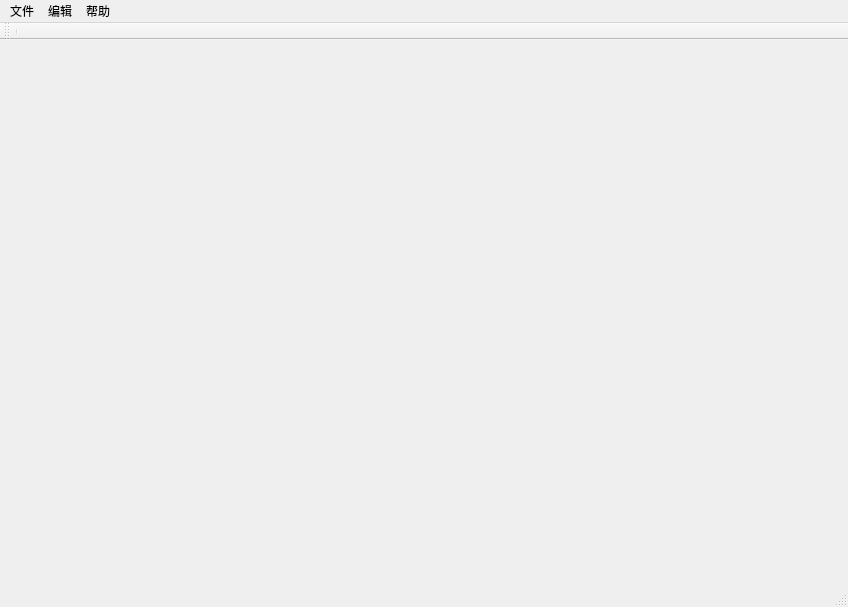
This is software/FontConverter/mainwindow.ui in nongxiaoming/font-converter as Qt 5 draws it before an edit. The edited form follows.
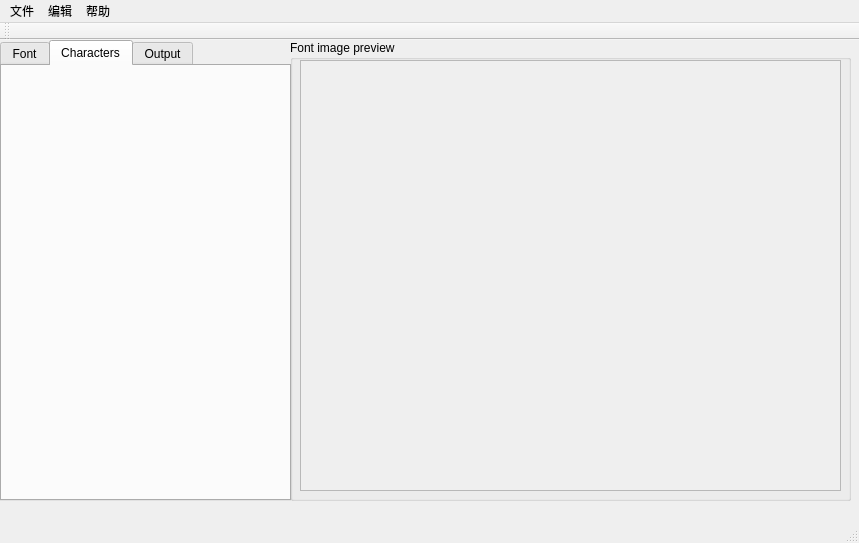
This is the edited form. The open tabs and pages were chosen to show the change. Icons and pictures are not drawn. Custom widgets are drawn as their Qt base class.

```diff
--- a/software/FontConverter/mainwindow.ui
+++ b/software/FontConverter/mainwindow.ui
@@ -6,8 +6,8 @@
    <rect>
     <x>0</x>
     <y>0</y>
-    <width>848</width>
-    <height>607</height>
+    <width>859</width>
+    <height>543</height>
    </rect>
   </property>
   <property name="windowTitle">
@@ -17,13 +17,88 @@
    <iconset resource="resource.qrc">
     <normaloff>:/resource/image/icon_48.png</normaloff>:/resource/image/icon_48.png</iconset>
   </property>
-  <widget class="QWidget" name="centralWidget"/>
+  <widget class="QWidget" name="centralWidget">
+   <widget class="QTabWidget" name="tabWidget">
+    <property name="geometry">
+     <rect>
+      <x>0</x>
+      <y>0</y>
+      <width>291</width>
+      <height>461</height>
+     </rect>
+    </property>
+    <property name="locale">
+     <locale language="English" country="UnitedStates"/>
+    </property>
+    <property name="currentIndex">
+     <number>0</number>
+    </property>
+    <widget class="QWidget" name="tab_Font">
+     <attribute name="title">
+      <string>Font</string>
+     </attribute>
+     <layout class="QVBoxLayout" name="verticalLayout_2"/>
+    </widget>
+    <widget class="QWidget" name="tab_Charaters">
+     <attribute name="title">
+      <string>Characters</string>
+     </attribute>
+     <layout class="QVBoxLayout" name="verticalLayout_4">
+      <item>
+       <widget class="CharactersFrame" name="frameCharacters" native="true"/>
+      </item>
+     </layout>
+    </widget>
+    <widget class="QWidget" name="tab_Output">
+     <attribute name="title">
+      <string>Output</string>
+     </attribute>
+     <layout class="QVBoxLayout" name="verticalLayout_7"/>
+    </widget>
+   </widget>
+   <widget class="QGroupBox" name="groupBox">
+    <property name="geometry">
+     <rect>
+      <x>290</x>
+      <y>0</y>
+      <width>561</width>
+      <height>461</height>
+     </rect>
+    </property>
+    <property name="title">
+     <string>Font image preview</string>
+    </property>
+    <widget class="QScrollArea" name="scrollArea">
+     <property name="geometry">
+      <rect>
+       <x>10</x>
+       <y>20</y>
+       <width>541</width>
+       <height>431</height>
+      </rect>
+     </property>
+     <property name="widgetResizable">
+      <bool>true</bool>
+     </property>
+     <widget class="QWidget" name="scrollAreaWidgetContents">
+      <property name="geometry">
+       <rect>
+        <x>0</x>
+        <y>0</y>
+        <width>539</width>
+        <height>429</height>
+       </rect>
+      </property>
+     </widget>
+    </widget>
+   </widget>
+  </widget>
   <widget class="QMenuBar" name="menuBar">
    <property name="geometry">
     <rect>
      <x>0</x>
      <y>0</y>
-     <width>848</width>
+     <width>859</width>
      <height>23</height>
     </rect>
    </property>
@@ -60,7 +135,6 @@
    <attribute name="toolBarBreak">
     <bool>false</bool>
    </attribute>
-   <addaction name="separator"/>
   </widget>
   <widget class="QStatusBar" name="statusBar"/>
   <action name="actionSadhjkhs">
@@ -95,6 +169,14 @@
   </action>
  </widget>
  <layoutdefault spacing="6" margin="11"/>
+ <customwidgets>
+  <customwidget>
+   <class>CharactersFrame</class>
+   <extends>QWidget</extends>
+   <header>charactersframe.h</header>
+   <container>1</container>
+  </customwidget>
+ </customwidgets>
  <resources>
   <include location="resource.qrc"/>
  </resources>
```
